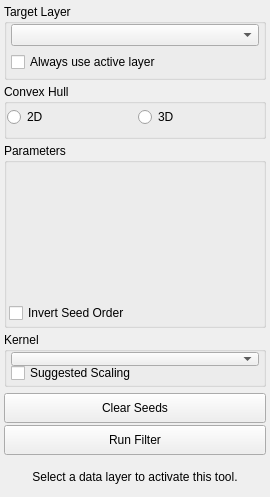
SCIInstitute/Seg3D, file src/Interface/ToolInterface/ImplicitModelToolInterface.ui: the form before one commit.
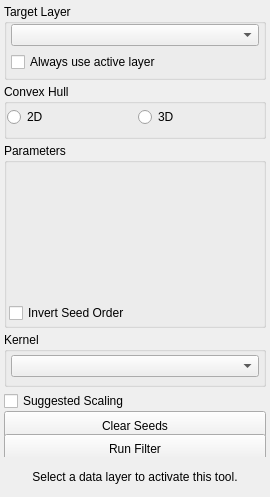
The form after the commit. Custom widgets are drawn as their Qt base class.

What changed in the file:
```diff
--- a/src/Interface/ToolInterface/ImplicitModelToolInterface.ui
+++ b/src/Interface/ToolInterface/ImplicitModelToolInterface.ui
@@ -303,13 +303,6 @@
         </property>
        </widget>
       </item>
-      <item>
-       <widget class="QCheckBox" name="suggestedScaling_checkBox">
-        <property name="text">
-         <string>Suggested Scaling</string>
-        </property>
-       </widget>
-      </item>
      </layout>
     </widget>
    </item>
@@ -343,6 +336,13 @@
       <property name="bottomMargin">
        <number>0</number>
       </property>
+      <item>
+       <widget class="QCheckBox" name="suggestedScaling_checkBox">
+        <property name="text">
+         <string>Suggested Scaling</string>
+        </property>
+       </widget>
+      </item>
       <item>
        <widget class="QPushButton" name="clearSeedsButton_">
         <property name="minimumSize">
```
